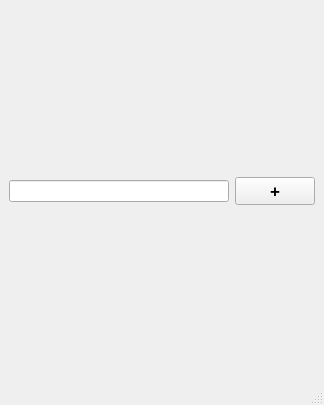
First picture: the form in main_window.ui, repository SinaHosseini/episode-22, before the edit.
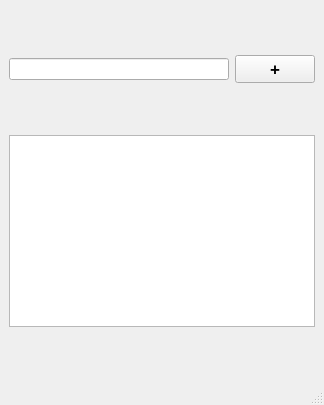
Second picture: the form after the edit.

Diff of the .ui file:
```diff
--- a/main_window.ui
+++ b/main_window.ui
@@ -51,6 +51,16 @@
       </item>
      </layout>
     </item>
+    <item>
+     <widget class="QTextEdit" name="tb_new_task_dec">
+      <property name="sizePolicy">
+       <sizepolicy hsizetype="Minimum" vsizetype="Maximum">
+        <horstretch>0</horstretch>
+        <verstretch>0</verstretch>
+       </sizepolicy>
+      </property>
+     </widget>
+    </item>
    </layout>
   </widget>
   <widget class="QMenuBar" name="menubar">
```
